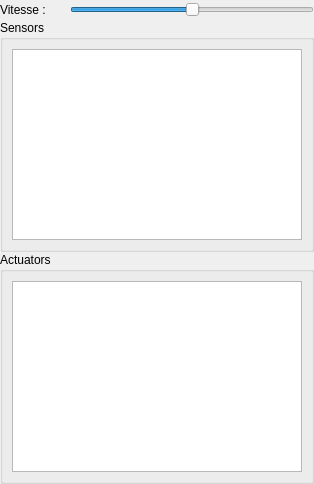
Old version of the form src/ihm/widgets/robotinformation.ui in the repository bmael/I-rover.
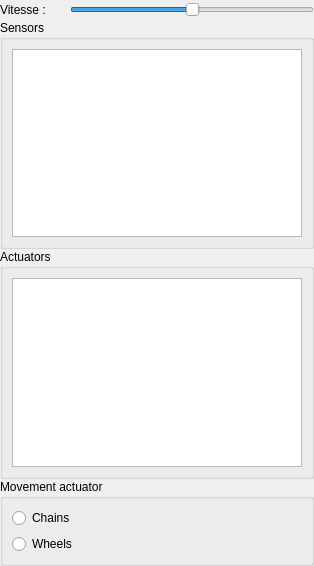
New version of the form.

Commit message: Singleton for the robot - add movement actuator when the mission started

```diff
--- a/src/ihm/widgets/robotinformation.ui
+++ b/src/ihm/widgets/robotinformation.ui
@@ -7,7 +7,7 @@
     <x>0</x>
     <y>0</y>
     <width>314</width>
-    <height>484</height>
+    <height>566</height>
    </rect>
   </property>
   <property name="minimumSize">
@@ -25,7 +25,7 @@
   <property name="windowTitle">
    <string>Form</string>
   </property>
-  <layout class="QVBoxLayout" name="verticalLayout">
+  <layout class="QVBoxLayout" name="verticalLayout_4">
    <property name="spacing">
     <number>0</number>
    </property>
@@ -128,6 +128,33 @@
      </item>
     </layout>
    </item>
+   <item>
+    <layout class="QHBoxLayout" name="horizontalLayout_4">
+     <item>
+      <widget class="QGroupBox" name="movementActuatorGroupBox">
+       <property name="title">
+        <string>Movement actuator</string>
+       </property>
+       <layout class="QVBoxLayout" name="verticalLayout">
+        <item>
+         <widget class="QRadioButton" name="ChainsRadioButton">
+          <property name="text">
+           <string>Chains</string>
+          </property>
+         </widget>
+        </item>
+        <item>
+         <widget class="QRadioButton" name="wheelsRadioButton">
+          <property name="text">
+           <string>Wheels</string>
+          </property>
+         </widget>
+        </item>
+       </layout>
+      </widget>
+     </item>
+    </layout>
+   </item>
   </layout>
  </widget>
  <resources/>
```
The commit also changes 7 other files.
